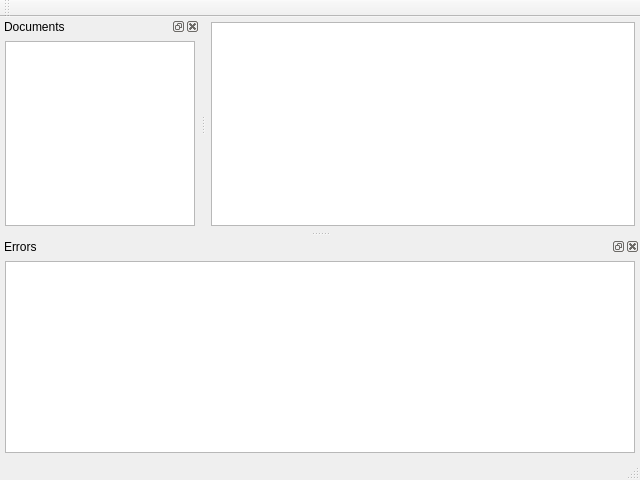
Qt form msceditor/mainwindow.ui (esa/spacecreator) before a commit.
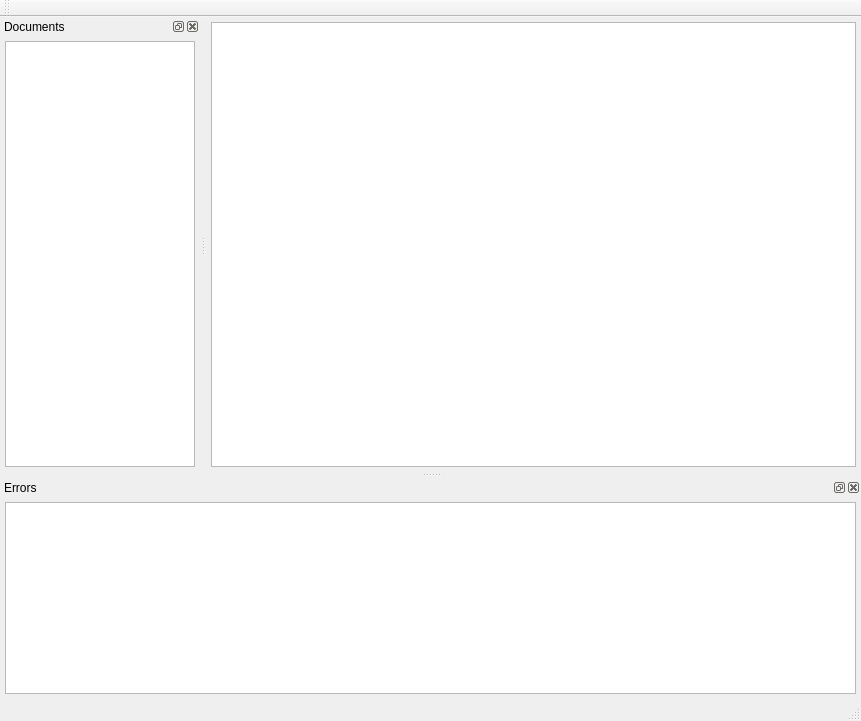
The same form after that commit. The open tabs and pages were chosen to show the change. Custom widgets are drawn as their Qt base class.

Commit message: Show the hierarchy of the documents in the scene. Relations and arrows missing but otherwise it should be okay

Patch:
```diff
--- a/msceditor/mainwindow.ui
+++ b/msceditor/mainwindow.ui
@@ -6,8 +6,8 @@
    <rect>
     <x>0</x>
     <y>0</y>
-    <width>640</width>
-    <height>480</height>
+    <width>861</width>
+    <height>721</height>
    </rect>
   </property>
   <property name="windowTitle">
@@ -34,6 +34,10 @@
      <number>5</number>
     </property>
     <item row="0" column="0">
+     <widget class="QStackedWidget" name="centerView">
+      <property name="currentIndex">
+       <number>0</number>
+      </property>
      <widget class="msc::GraphicsView" name="graphicsView">
       <property name="sizePolicy">
        <sizepolicy hsizetype="Expanding" vsizetype="Expanding">
@@ -48,6 +52,8 @@
        </size>
       </property>
      </widget>
+      <widget class="QGraphicsView" name="hierarchyView"/>
+     </widget>
     </item>
    </layout>
   </widget>
```
Left out of the diff: 4 changed lines with no effect on the pictures. Lines whose indentation alone changed are shown as unchanged. The commit also changes 9 other files.
